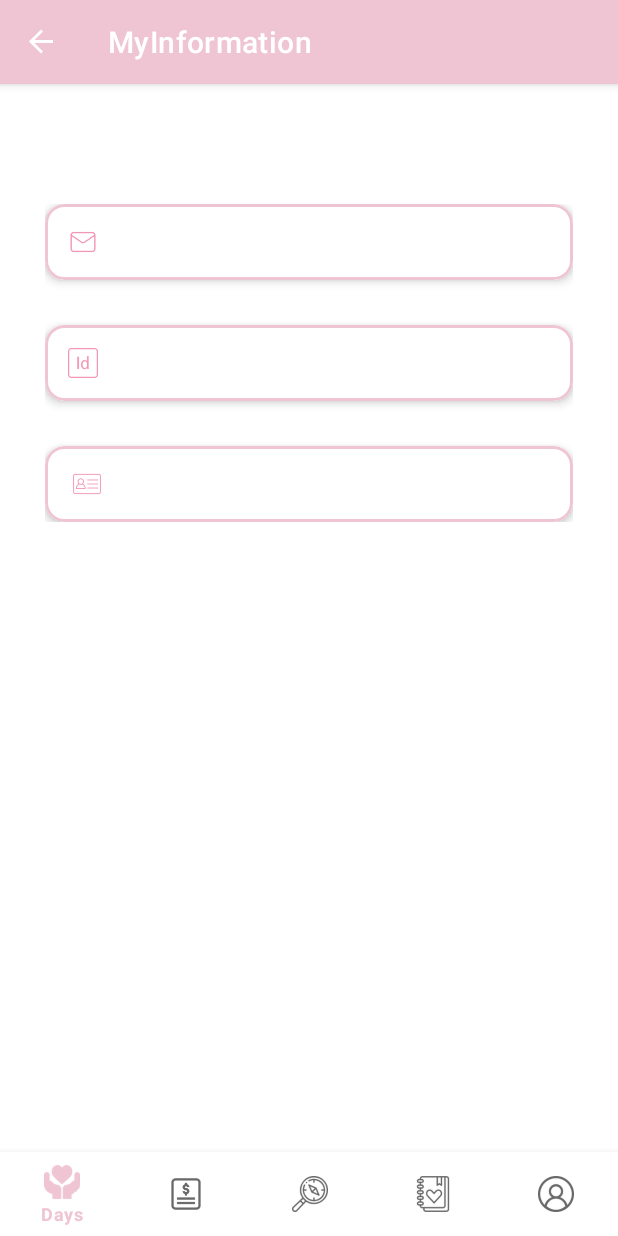
After one commit to panqier/CoupleApp, an Android app: the MyInformationFragment screen opened through its navigation route, on a phone screen of 412 x 824 dp. The commit adds this screen. Run offline under Robolectric (Android 15) with nearby library versions, the phone set to English and light mode, and no system bars; our stand-ins replace Firebase (no records; nobody signed in at launch, a user with empty details on screens opened directly), data binding, navigation-ui.

Commit message:
Set Up MyInformationFragment and add navController, enable user to set their name and save in database

```diff
--- a/app/src/main/java/com/example/couple/MainActivity.kt
+++ b/app/src/main/java/com/example/couple/MainActivity.kt
@@ -3,18 +3,20 @@ package com.example.couple
 import android.os.Bundle
 import com.google.android.material.bottomnavigation.BottomNavigationView
 import androidx.appcompat.app.AppCompatActivity
+import androidx.navigation.NavController
 import androidx.navigation.findNavController
 import androidx.navigation.ui.AppBarConfiguration
+import androidx.navigation.ui.NavigationUI
 import androidx.navigation.ui.setupActionBarWithNavController
 import androidx.navigation.ui.setupWithNavController
 import com.example.couple.databinding.ActivityMainBinding
-import com.google.firebase.auth.FirebaseAuth
-import com.google.firebase.auth.FirebaseUser
 
 class MainActivity : AppCompatActivity() {
-    private lateinit var auth: FirebaseAuth
     private lateinit var binding: ActivityMainBinding
-    private lateinit var user: FirebaseUser
+
+    lateinit var navController: NavController
+
+    private lateinit var mAppBarConfiguration: AppBarConfiguration
 
     override fun onCreate(savedInstanceState: Bundle?) {
         super.onCreate(savedInstanceState)
@@ -23,17 +25,18 @@ class MainActivity : AppCompatActivity() {
 
         val navView: BottomNavigationView = findViewById(R.id.nav_view)
 
-        val navController = findNavController(R.id.nav_host_fragment)
+        navController = findNavController(R.id.nav_host_fragment)
         // Passing each menu ID as a set of Ids because each
         // menu should be considered as top level destinations.
-        val appBarConfiguration = AppBarConfiguration(setOf(
+        mAppBarConfiguration = AppBarConfiguration(setOf(
                 R.id.navigation_days, R.id.navigation_account, R.id.navigation_square, R.id.navigation_diary, R.id.navigation_my))
-        setupActionBarWithNavController(navController, appBarConfiguration)
+        setupActionBarWithNavController(navController, mAppBarConfiguration)
         navView.setupWithNavController(navController)
     }
 
-    private fun fetchLogOut(){
-        auth = FirebaseAuth.getInstance()
-        user = auth.currentUser!!
+    override fun onSupportNavigateUp(): Boolean {
+        return (NavigationUI.navigateUp(navController, mAppBarConfiguration)
+                || super.onSupportNavigateUp())
     }
+
 }
--- a/app/src/main/java/com/example/couple/data/data/UserProfile.kt
+++ b/app/src/main/java/com/example/couple/data/data/UserProfile.kt
@@ -4,7 +4,8 @@ import android.content.Context
 
 data class UserProfile(
     val userId: String,
-    val email: String
+    val email: String,
+    val userName: String
 )
 
     fun saveUser(context: Context, user: UserProfile) {
@@ -12,6 +13,7 @@ data class UserProfile(
         val editor = prefs.edit()
         editor.putString("user_id", user.userId)
         editor.putString("user_email", user.email)
+        editor.putString("user_name", user.userName)
         editor.apply()
     }
 
@@ -19,8 +21,25 @@ data class UserProfile(
         val prefs = context.getSharedPreferences("my_prefs", Context.MODE_PRIVATE)
         val id = prefs.getString("user_id", null)
         val email = prefs.getString("user_email", null)
-        if (email != null && id != null) {
-            return UserProfile(id, email)
+        val userName = prefs.getString("user_name", null)
+        if (email != null && id != null && userName != null) {
+            return UserProfile(id, email, userName)
         }
         return null
     }
+
+    fun saveUserName(context: Context, userName: String) {
+        val prefs = context.getSharedPreferences("my_prefs", Context.MODE_PRIVATE)
+        val editor = prefs.edit()
+        editor.putString("user_name", userName)
+        editor.apply()
+    }
+
+    fun getUserName(context: Context): String? {
+        val prefs = context.getSharedPreferences("my_prefs", Context.MODE_PRIVATE)
+        val userName = prefs.getString("user_name", null)
+        if(userName != null) {
+            return userName
+        }
+        return null
+    }
--- a/app/src/main/java/com/example/couple/ui/my/MyFragment.kt
+++ b/app/src/main/java/com/example/couple/ui/my/MyFragment.kt
@@ -6,9 +6,12 @@ import android.os.Bundle
 import android.view.LayoutInflater
 import android.view.View
 import android.view.ViewGroup
+import androidx.core.widget.addTextChangedListener
 import androidx.fragment.app.Fragment
 import androidx.lifecycle.ViewModelProvider
+import androidx.navigation.Navigation
 import com.example.couple.R
+import com.example.couple.data.data.saveUserName
 import com.example.couple.ui.signin.LoginActivity
 import com.example.couple.databinding.FragmentMyBinding
 import com.google.firebase.auth.FirebaseAuth
@@ -29,6 +32,7 @@ class MyFragment : Fragment() {
             viewModel = myViewModel
             lifecycleOwner = viewLifecycleOwner
         }
+        setUpListeners()
         return binding.root
     }
 
@@ -44,6 +48,7 @@ class MyFragment : Fragment() {
         super.onViewCreated(view, savedInstanceState)
         fetchLogOut()
         observers()
+        setUpUserHeader()
         myViewModel.getDataFiledFromFirestore("userId")
     }
 
@@ -61,11 +66,24 @@ class MyFragment : Fragment() {
     private fun observers() {
         myViewModel.isDataFieldRetrieved.observe(viewLifecycleOwner) {
             if(it) {
-                binding.myProfileId.text = getString(R.string.profile_edit_my_id_prefix)+ myViewModel.dataFieldVal
+                binding.myProfileId.text = getString(R.string.profile_edit_my_id_prefix) + myViewModel.dataFieldVal
             } else {
                 myViewModel.getDataFiledFromFirestore("userId")
             }
         }
     }
 
+    private fun setUpUserHeader() {
+        binding.myProfileNameTextview.addTextChangedListener {
+            myViewModel.userName.value = it.toString().trim()
+            myViewModel.updateUserName(it.toString().trim())
+            saveUserName(requireContext(), it.toString().trim())
+        }
+    }
+
+    private fun setUpListeners() {
+        binding.includeMyInfoCard.root.setOnClickListener {
+            Navigation.findNavController(it).navigate(R.id.action_myFragment_to_myInformationFragment)
+        }
+    }
 }
--- /dev/null
+++ b/app/src/main/java/com/example/couple/ui/my/MyInformationFragment.kt
@@ -0,0 +1,70 @@
+package com.example.couple.ui.my
+
+import android.content.ClipData
+import android.content.ClipboardManager
+import android.content.Context
+import android.content.Context.CLIPBOARD_SERVICE
+import android.os.Bundle
+import android.view.LayoutInflater
+import android.view.View
+import android.view.ViewGroup
+import androidx.lifecycle.ViewModelProvider
+import androidx.navigation.fragment.NavHostFragment
+import com.example.couple.databinding.MyInformationFragmentBinding
+
+class MyInformationFragment: NavHostFragment() {
+    private lateinit var myViewModel: MyViewModel
+    private lateinit var binding: MyInformationFragmentBinding
+
+    override fun onCreateView(
+        inflater: LayoutInflater,
+        container: ViewGroup?,
+        savedInstanceState: Bundle?
+    ): View {
+        binding = MyInformationFragmentBinding.inflate(inflater, container, false).apply {
+            viewModel = myViewModel
+            lifecycleOwner = viewLifecycleOwner
+        }
+        return binding.root
+    }
+
+    override fun onCreate(savedInstanceState: Bundle?) {
+        super.onCreate(savedInstanceState)
+        activity.let {
+            myViewModel =
+                ViewModelProvider(this)[MyViewModel::class.java]
+        }
+    }
+
+    override fun onViewCreated(view: View, savedInstanceState: Bundle?) {
+        super.onViewCreated(view, savedInstanceState)
+        myViewModel.getDataFiledFromFirestore("userId")
+        observers()
+        context?.let { setUpCardViews(it) }
+    }
+
+    private fun setUpCardViews(context: Context) {
+        listOf(
+            binding.includeMyInfoEmailCard.myInfoEmailCard to binding.includeMyInfoEmailCard.myInfoEmailText,
+            binding.includeMyInfoIdCard.myInfoIdCard to binding.includeMyInfoIdCard.myInfoIdText,
+            binding.includeMyInfoNameCard.myInfoNameCard to binding.includeMyInfoNameCard.myInfoNameText
+        ).forEach { (cardView, textView) ->
+            cardView.setOnClickListener  {
+                val clipboardManager = context.getSystemService(CLIPBOARD_SERVICE) as ClipboardManager
+                val clipData = ClipData.newPlainText("text", textView.text)
+                clipboardManager.setPrimaryClip(clipData)
+            }
+        }
+    }
+
+    private fun observers() {
+        myViewModel.isDataFieldRetrieved.observe(viewLifecycleOwner) {
+            if(it) {
+                binding.includeMyInfoIdCard.myInfoIdText.text = myViewModel.dataFieldVal
+            } else {
+                myViewModel.getDataFiledFromFirestore("userId")
+            }
+        }
+    }
+
+}
--- a/app/src/main/java/com/example/couple/ui/my/MyViewModel.kt
+++ b/app/src/main/java/com/example/couple/ui/my/MyViewModel.kt
@@ -4,6 +4,7 @@ import android.util.Log
 import androidx.lifecycle.MutableLiveData
 import androidx.lifecycle.ViewModel
 import com.google.firebase.auth.FirebaseAuth
+import com.google.firebase.auth.UserProfileChangeRequest
 import com.google.firebase.firestore.ktx.firestore
 import com.google.firebase.ktx.Firebase
 
@@ -12,8 +13,9 @@ class MyViewModel : ViewModel() {
     private val _isDataFieldRetrieved = MutableLiveData<Boolean>()
     val isDataFieldRetrieved: MutableLiveData<Boolean> = _isDataFieldRetrieved
 
-    var dataFieldVal: String = ""
-
+    var dataFieldVal : String = " "
+    val userName = MutableLiveData(FirebaseAuth.getInstance().currentUser?.displayName)
+    val userEmail = FirebaseAuth.getInstance().currentUser?.email
 
     fun getDataFiledFromFirestore(dataField: String) {
         val db  = Firebase.firestore
@@ -37,4 +39,22 @@ class MyViewModel : ViewModel() {
         }
     }
 
+    fun updateUserName(userName: String) {
+        val user = FirebaseAuth.getInstance().currentUser
+
+        // create UserProfileChangeRequest object
+        val profileUpdates = UserProfileChangeRequest.Builder()
+            .setDisplayName(userName)
+            .build()
+
+        // call updateProfile method
+        user?.updateProfile(profileUpdates)
+            ?.addOnCompleteListener { task ->
+                if (task.isSuccessful) {
+                    Log.d("TAG", "Update user name successfully")
+                } else {
+                    Log.d("TAG", "Update user name failure")
+                }
+            }
+    }
 }
--- a/app/src/main/java/com/example/couple/ui/signin/LoginActivity.kt
+++ b/app/src/main/java/com/example/couple/ui/signin/LoginActivity.kt
@@ -7,10 +7,10 @@ import android.util.Log
 import android.view.View
 import android.widget.Toast
 import androidx.appcompat.app.AppCompatActivity
-import androidx.lifecycle.Observer
 import androidx.lifecycle.ViewModelProvider
 import com.example.couple.MainActivity
 import com.example.couple.data.data.UserProfile
+import com.example.couple.data.data.getUserName
 import com.example.couple.databinding.ActivityLoginBinding
 import com.example.couple.ui.my.MyViewModel
 import com.example.couple.util.UidDecode
@@ -56,12 +56,6 @@ class LoginActivity : AppCompatActivity() {
             startActivity(intent)
             finish()
         }
-    }
-
-    private fun setUpObservers(){
-        viewModel.signInEmail.observe(this, {
-            binding.loginEditEmail.text
-        })
     }
 
     private fun fetchSignInMethod(){
@@ -112,6 +106,8 @@ class LoginActivity : AppCompatActivity() {
                             "Error fetching sign-in methods for email",
                             Toast.LENGTH_SHORT
                         ).show()
+                        binding.loginProgressBar.visibility = View.GONE
+                        binding.signInButton.visibility = View.VISIBLE
                     }
             } else {
                 Toast.makeText(baseContext, "Invalid email or password format", Toast.LENGTH_SHORT).show()
@@ -156,8 +152,17 @@ class LoginActivity : AppCompatActivity() {
                     if(verification == true) {
                         auth.uid?.let {
                             UidDecode.EncodeUserId(it)
-                            firestore.collection("User").document(it).set(UserProfile(UidDecode.getUserNumericId(),email)) }
-                        userProfile = UserProfile(UidDecode.getUserNumericId(),email)
+                            getUserName(baseContext)?.let { it1 ->
+                                UserProfile(UidDecode.getUserNumericId(),email,
+                                    it1
+                                )
+                            }?.let { it2 -> firestore.collection("User").document(it).set(it2) }
+                        }
+                        userProfile = getUserName(baseContext)?.let {
+                            UserProfile(UidDecode.getUserNumericId(),email,
+                                it
+                            )
+                        }!!
                         Toast.makeText(baseContext, "Log In Success",
                             Toast.LENGTH_SHORT).show()
                         val intent = Intent(this, MainActivity::class.java)
--- /dev/null
+++ b/app/src/main/res/drawable/edit_text_bottom_line_transparent.xml
@@ -0,0 +1,6 @@
+<shape xmlns:android="http://schemas.android.com/apk/res/android"
+    android:shape="line">
+    <stroke
+        android:width="1dp"
+        android:color="#000000" />
+</shape>
--- a/app/src/main/res/layout/fragment_my.xml
+++ b/app/src/main/res/layout/fragment_my.xml
@@ -28,20 +28,24 @@
         android:layout_height="50dp"
         android:contentDescription="@string/my_profile_user_photo_button"
         app:layout_constraintStart_toStartOf="parent"
-        app:layout_constraintTop_toTopOf="parent"
+        app:layout_constraintBottom_toBottomOf="parent"
         android:background="@drawable/ic_my_profile_photo"
         android:layout_marginStart="20dp"/>
 
-    <TextView
+    <EditText
         android:id="@+id/my_profile_name_textview"
-        android:layout_width="wrap_content"
-        android:layout_height="wrap_content"
-        android:text="@string/my_profile_user_name"
+        android:layout_width="100dp"
+        android:layout_height="48dp"
+        android:text="@{viewModel.userName}"
+        android:inputType="textPersonName"
+        android:hint="@string/my_profile_name"
         android:textSize="20sp"
+        android:singleLine="true"
+        android:background="@android:color/transparent"
         android:textStyle="bold"
         android:layout_marginStart="20dp"
         app:layout_constraintStart_toEndOf="@id/my_profile_photo"
-        app:layout_constraintTop_toTopOf="@id/my_profile_photo"/>
+        app:layout_constraintTop_toTopOf="parent"/>
 
     <TextView
         android:id="@+id/my_profile_id"
@@ -50,6 +54,7 @@
         android:textStyle="italic"
         android:text="@string/my_profile_user_id"
         app:layout_constraintTop_toBottomOf="@id/my_profile_name_textview"
+        app:layout_constraintBottom_toBottomOf="parent"
         app:layout_constraintStart_toStartOf="@id/my_profile_name_textview"/>
 
     </androidx.constraintlayout.widget.ConstraintLayout>
--- /dev/null
+++ b/app/src/main/res/layout/include_my_info_email_card.xml
@@ -0,0 +1,54 @@
+<?xml version="1.0" encoding="utf-8"?>
+<layout xmlns:android="http://schemas.android.com/apk/res/android"
+    xmlns:app="http://schemas.android.com/apk/res-auto"
+    xmlns:tools="http://schemas.android.com/tools"
+    tools:context=".ui.my.MyFragment">
+
+    <data>
+        <variable
+            name="viewModel"
+            type="com.example.couple.ui.my.MyViewModel" />
+    </data>
+
+<com.google.android.material.card.MaterialCardView
+    android:id="@+id/my_info_email_card"
+    android:layout_width="match_parent"
+    android:layout_height="wrap_content"
+    android:clickable="false"
+    android:focusable="true"
+    app:cardCornerRadius="13dp"
+    app:strokeWidth="2dp"
+    app:strokeColor="@color/pink_FC5"
+    android:layout_margin="15dp"
+    app:cardElevation="4dp">
+
+    <androidx.constraintlayout.widget.ConstraintLayout
+        android:layout_width="match_parent"
+        android:layout_height="wrap_content"
+        android:paddingVertical="15dp">
+
+        <ImageView
+            android:id="@+id/my_info_email_ic"
+            android:layout_width="20dp"
+            android:layout_height="20dp"
+            android:layout_marginStart="15dp"
+            android:contentDescription="@null"
+            app:layout_constraintStart_toStartOf="parent"
+            app:layout_constraintTop_toTopOf="parent"
+            android:src="@drawable/ic_my_info_email"
+            app:tint="@color/pink_395"/>
+
+        <TextView
+            android:id="@+id/my_info_email_text"
+            android:layout_width="wrap_content"
+            android:layout_height="wrap_content"
+            android:text="@{viewModel.userEmail}"
+            android:textColor="@color/black"
+            android:layout_marginStart="20dp"
+            app:layout_constraintStart_toEndOf="@id/my_info_email_ic"
+            app:layout_constraintTop_toTopOf="parent"/>
+
+    </androidx.constraintlayout.widget.ConstraintLayout>
+
+</com.google.android.material.card.MaterialCardView>
+</layout>
--- /dev/null
+++ b/app/src/main/res/layout/include_my_info_id_card.xml
@@ -0,0 +1,54 @@
+<?xml version="1.0" encoding="utf-8"?>
+<layout xmlns:android="http://schemas.android.com/apk/res/android"
+    xmlns:app="http://schemas.android.com/apk/res-auto"
+    xmlns:tools="http://schemas.android.com/tools"
+    tools:context=".ui.my.MyFragment">
+
+    <data>
+        <variable
+            name="viewModel"
+            type="com.example.couple.ui.my.MyViewModel" />
+    </data>
+
+    <com.google.android.material.card.MaterialCardView
+        android:id="@+id/my_info_id_card"
+        android:layout_width="match_parent"
+        android:layout_height="wrap_content"
+        android:clickable="false"
+        android:focusable="true"
+        app:cardCornerRadius="13dp"
+        app:strokeWidth="2dp"
+        app:strokeColor="@color/pink_FC5"
+        android:layout_margin="15dp"
+        app:cardElevation="4dp">
+
+        <androidx.constraintlayout.widget.ConstraintLayout
+            android:layout_width="match_parent"
+            android:layout_height="wrap_content"
+            android:paddingVertical="15dp">
+
+            <ImageView
+                android:id="@+id/my_info_id_ic"
+                android:layout_width="20dp"
+                android:layout_height="20dp"
+                android:layout_marginStart="15dp"
+                android:contentDescription="@null"
+                app:layout_constraintStart_toStartOf="parent"
+                app:layout_constraintTop_toTopOf="parent"
+                android:src="@drawable/ic_my_profile_info_id"
+                app:tint="@color/pink_395"/>
+
+            <TextView
+                android:id="@+id/my_info_id_text"
+                android:layout_width="wrap_content"
+                android:layout_height="wrap_content"
+                android:text="@{viewModel.dataFieldVal}"
+                android:textColor="@color/black"
+                android:layout_marginStart="20dp"
+                app:layout_constraintStart_toEndOf="@id/my_info_id_ic"
+                app:layout_constraintTop_toTopOf="parent"/>
+
+        </androidx.constraintlayout.widget.ConstraintLayout>
+
+    </com.google.android.material.card.MaterialCardView>
+</layout>
--- /dev/null
+++ b/app/src/main/res/layout/include_my_info_name_card.xml
@@ -0,0 +1,54 @@
+<?xml version="1.0" encoding="utf-8"?>
+<layout xmlns:android="http://schemas.android.com/apk/res/android"
+    xmlns:app="http://schemas.android.com/apk/res-auto"
+    xmlns:tools="http://schemas.android.com/tools"
+    tools:context=".ui.my.MyFragment">
+
+    <data>
+        <variable
+            name="viewModel"
+            type="com.example.couple.ui.my.MyViewModel" />
+    </data>
+
+    <com.google.android.material.card.MaterialCardView
+        android:id="@+id/my_info_name_card"
+        android:layout_width="match_parent"
+        android:layout_height="wrap_content"
+        android:clickable="false"
+        android:focusable="true"
+        app:cardCornerRadius="13dp"
+        app:strokeWidth="2dp"
+        app:strokeColor="@color/pink_FC5"
+        android:layout_margin="15dp"
+        app:cardElevation="4dp">
+
+        <androidx.constraintlayout.widget.ConstraintLayout
+            android:layout_width="match_parent"
+            android:layout_height="wrap_content"
+            android:paddingVertical="15dp">
+
+            <ImageView
+                android:id="@+id/my_info_id_ic"
+                android:layout_width="25dp"
+                android:layout_height="20dp"
+                android:layout_marginStart="15dp"
+                android:contentDescription="@null"
+                app:layout_constraintStart_toStartOf="parent"
+                app:layout_constraintTop_toTopOf="parent"
+                android:src="@drawable/ic_my_profile_info_name"
+                app:tint="@color/pink_395"/>
+
+            <TextView
+                android:id="@+id/my_info_name_text"
+                android:layout_width="wrap_content"
+                android:layout_height="wrap_content"
+                android:text="@{viewModel.userName}"
+                android:textColor="@color/black"
+                android:layout_marginStart="20dp"
+                app:layout_constraintStart_toEndOf="@id/my_info_id_ic"
+                app:layout_constraintTop_toTopOf="parent"/>
+
+        </androidx.constraintlayout.widget.ConstraintLayout>
+
+    </com.google.android.material.card.MaterialCardView>
+</layout>
--- /dev/null
+++ b/app/src/main/res/layout/my_information_fragment.xml
@@ -0,0 +1,58 @@
+<?xml version="1.0" encoding="utf-8"?>
+<layout xmlns:android="http://schemas.android.com/apk/res/android"
+    xmlns:app="http://schemas.android.com/apk/res-auto"
+    xmlns:tools="http://schemas.android.com/tools"
+    tools:context=".ui.my.MyFragment">
+
+    <data>
+        <variable
+            name="viewModel"
+            type="com.example.couple.ui.my.MyViewModel" />
+    </data>
+
+<androidx.constraintlayout.widget.ConstraintLayout
+    android:layout_width="match_parent"
+    android:layout_height="match_parent">
+
+    <androidx.constraintlayout.widget.ConstraintLayout
+        android:id="@+id/my_profile_edit_list"
+        android:layout_width="match_parent"
+        android:layout_height="wrap_content"
+        android:padding="30dp"
+        android:layout_marginTop="50dp"
+        app:layout_constraintTop_toTopOf="parent"
+        app:layout_constraintStart_toStartOf="parent">
+
+    <include
+        android:id="@+id/include_my_info_email_card"
+        layout="@layout/include_my_info_email_card"
+        android:layout_width="match_parent"
+        android:layout_height="wrap_content"
+        app:viewModel="@{viewModel}"
+        app:layout_constraintTop_toTopOf="parent"
+        app:layout_constraintStart_toStartOf="parent"/>
+
+    <include
+        android:id="@+id/include_my_info_id_card"
+        layout="@layout/include_my_info_id_card"
+        android:layout_width="match_parent"
+        android:layout_height="wrap_content"
+        app:viewModel="@{viewModel}"
+        android:layout_marginTop="30dp"
+        app:layout_constraintTop_toBottomOf="@id/include_my_info_email_card"
+        app:layout_constraintStart_toStartOf="parent"/>
+
+    <include
+        android:id="@+id/include_my_info_name_card"
+        layout="@layout/include_my_info_name_card"
+        android:layout_width="match_parent"
+        android:layout_height="wrap_content"
+        app:viewModel="@{viewModel}"
+        android:layout_marginTop="30dp"
+        app:layout_constraintTop_toBottomOf="@id/include_my_info_id_card"
+        app:layout_constraintStart_toStartOf="parent"/>
+
+    </androidx.constraintlayout.widget.ConstraintLayout>
+
+</androidx.constraintlayout.widget.ConstraintLayout>
+</layout>
--- a/app/src/main/res/navigation/mobile_navigation.xml
+++ b/app/src/main/res/navigation/mobile_navigation.xml
@@ -33,6 +33,19 @@
         android:id="@+id/navigation_my"
         android:name="com.example.couple.ui.my.MyFragment"
         android:label="@string/title_my"
-        tools:layout="@layout/fragment_my"/>
+        tools:layout="@layout/fragment_my">
+
+        <action
+            android:id="@+id/action_myFragment_to_myInformationFragment"
+            app:destination="@id/navigation_my_info"
+            app:enterAnim="@android:anim/slide_in_left"
+            app:exitAnim="@android:anim/slide_out_right" />
+    </fragment>
+
+    <fragment
+        android:id="@+id/navigation_my_info"
+        android:name="com.example.couple.ui.my.MyInformationFragment"
+        android:label="MyInformation"
+        tools:layout="@layout/my_information_fragment"/>
 
 </navigation>
--- a/app/src/main/res/values/strings.xml
+++ b/app/src/main/res/values/strings.xml
@@ -29,7 +29,7 @@
     <string name="profile_edit_customer_service">Customer Service</string>
     <string name="profile_edit_user_agreement">User Agreement</string>
     <string name="profile_edit_log_out">Log Out</string>
-    <string name="profile_edit_my_id_prefix">ID: </string>
+    <string name="profile_edit_my_id_prefix">id: </string>
 
     //login
     <string name="login_login_text">Login/Register</string>
@@ -42,4 +42,5 @@
     <string name="send_link">Send Link</string>
     <string name="reset_password_close_button">Reset password close button</string>
     <string name="login_page_image">login_page_image</string>
+    <string name="my_profile_name">Name</string>
 </resources>
```
Also changed, not shown: app/src/main/res/drawable/ic_my_info_email.png (added), app/src/main/res/drawable/ic_my_profile_info_id.png (added), app/src/main/res/drawable/ic_my_profile_info_name.png (added).
